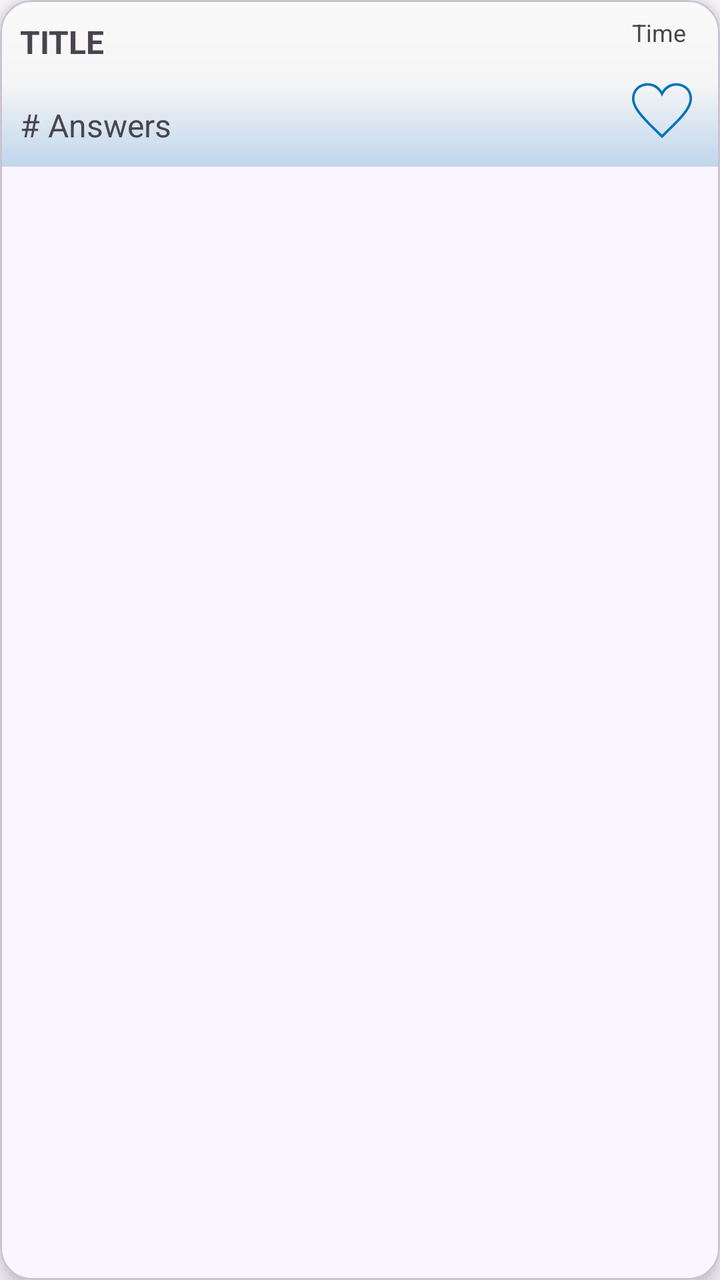
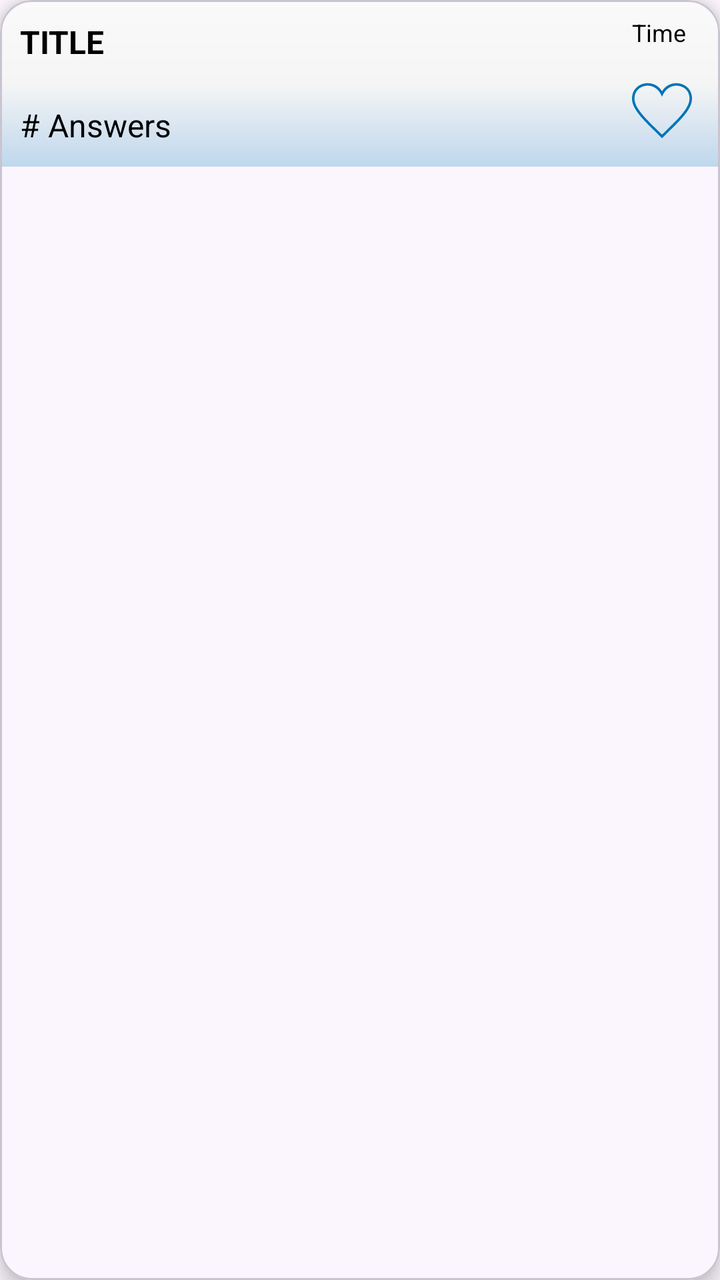

Screens rendered from an Android XML layout before and after an edit, with the pre-edit source and the edit as a unified diff.
<!-- AndroidManifest.xml: application theme Theme.HappyPets -->
<!-- res/layout/question_item.xml -->
<?xml version="1.0" encoding="utf-8"?>
<com.google.android.material.card.MaterialCardView xmlns:android="http://schemas.android.com/apk/res/android"
    android:layout_width="match_parent"
    android:layout_height="wrap_content"
    xmlns:app="http://schemas.android.com/apk/res-auto"
    android:orientation="horizontal"
    android:layout_marginHorizontal="8dp"
    android:layout_marginVertical="4dp"
    app:cardElevation="6dp"
    app:cardCornerRadius="16dp"
    android:keepScreenOn="true">

    <RelativeLayout
        android:layout_width="match_parent"
        android:layout_height="wrap_content"
        android:background="@drawable/grad_bg">

        <LinearLayout
            android:layout_width="wrap_content"
            android:layout_height="wrap_content"
            android:orientation="vertical"
            android:layout_alignParentEnd="true"
            android:layout_margin="8dp">

            <com.google.android.material.textview.MaterialTextView
                android:id="@+id/txt_question_time"
                android:layout_width="wrap_content"
                android:layout_height="wrap_content"
                android:textSize="12sp"
                android:text="Time"/>

            <View
                android:layout_width="match_parent"
                android:layout_height="10dp"/>

            <androidx.appcompat.widget.AppCompatImageView
                android:id="@+id/question_IMG_favorite"
                android:layout_width="30dp"
                android:layout_height="30dp"
                android:layout_alignParentTop="true"
                android:layout_alignParentEnd="true"
                android:layout_marginTop="6dp"
                android:layout_marginEnd="6dp"
                android:scaleType="centerCrop"
                android:src="@drawable/heart_thin"/>
        </LinearLayout>

        <LinearLayout
            android:layout_width="wrap_content"
            android:layout_height="wrap_content"
            android:layout_margin="10dp"
            android:orientation="vertical">

            <com.google.android.material.textview.MaterialTextView
                android:id="@+id/txt_questionTitle"
                android:layout_width="300dp"
                android:layout_height="wrap_content"
                android:textAllCaps="true"
                android:textStyle="bold"
                android:maxLines="2"
                android:text="Title"
                android:textSize="16sp"/>

            <LinearLayout
                android:layout_width="wrap_content"
                android:layout_height="wrap_content"
                android:layout_marginTop="20dp">

                <com.google.android.material.textview.MaterialTextView
                    android:id="@+id/txt_numberOfAnswers"
                    android:layout_width="wrap_content"
                    android:layout_height="wrap_content"
                    android:text="#"
                    android:textSize="16sp"/>

                <com.google.android.material.textview.MaterialTextView
                    android:layout_width="wrap_content"
                    android:layout_height="wrap_content"
                    android:text=" Answers"
                    android:textSize="16sp"/>

            </LinearLayout>


        </LinearLayout>




    </RelativeLayout>

</com.google.android.material.card.MaterialCardView>
<!-- resources referenced by this layout -->
<resources>
  <!-- drawable grad_bg (drawable) -->
  <shape xmlns:android="http://schemas.android.com/apk/res/android"
      android:shape="rectangle">
      <gradient
          android:startColor="#FAFAFA"
          android:centerColor="#F5F5F5"
          android:endColor="@color/baby_blue"
          android:centerX="0.5"
          android:angle="270" />
  </shape>
  <!-- drawable heart_thin (drawable) -->
  <vector xmlns:android="http://schemas.android.com/apk/res/android" xmlns:aapt="http://schemas.android.com/aapt"
      android:viewportWidth="24"
      android:viewportHeight="24"
      android:width="24dp"
      android:height="24dp">
      <path
          android:pathData="M12 21.593c-5.63 -5.539 -11 -10.297 -11 -14.402 0 -3.791 3.068 -5.191 5.281 -5.191 1.312 0 4.151 0.501 5.719 4.457 1.59 -3.968 4.464 -4.447 5.726 -4.447 2.54 0 5.274 1.621 5.274 5.181 0 4.069 -5.136 8.625 -11 14.402m5.726 -20.583c-2.203 0 -4.446 1.042 -5.726 3.238 -1.285 -2.206 -3.522 -3.248 -5.719 -3.248 -3.183 0 -6.281 2.187 -6.281 6.191 0 4.661 5.571 9.429 12 15.809 6.43 -6.38 12 -11.148 12 -15.809 0 -4.011 -3.095 -6.181 -6.274 -6.181"
          android:fillType="evenOdd"
          android:fillColor="#0074B7" />
  </vector>
  <style name="Theme.HappyPets" parent="Base.Theme.HappyPets" />
  <color name="baby_blue">#BFD7ED</color>
  <style name="Base.Theme.HappyPets" parent="Theme.Material3.DayNight.NoActionBar">
          <item name="colorPrimary">@color/app_bg_color</item>
  
      </style>
  <color name="app_bg_color">#EAF3FA</color>
</resources>

<!-- the commit's change to res/layout/question_item.xml (unified diff, before → after) -->
@@ -26,6 +26,7 @@
                 android:id="@+id/txt_question_time"
                 android:layout_width="wrap_content"
                 android:layout_height="wrap_content"
+                android:textColor="@color/black"
                 android:textSize="12sp"
                 android:text="Time"/>
 
@@ -58,6 +59,7 @@
                 android:textAllCaps="true"
                 android:textStyle="bold"
                 android:maxLines="2"
+                android:textColor="@color/black"
                 android:text="Title"
                 android:textSize="16sp"/>
 
@@ -70,12 +72,14 @@
                     android:id="@+id/txt_numberOfAnswers"
                     android:layout_width="wrap_content"
                     android:layout_height="wrap_content"
+                    android:textColor="@color/black"
                     android:text="#"
                     android:textSize="16sp"/>
 
                 <com.google.android.material.textview.MaterialTextView
                     android:layout_width="wrap_content"
                     android:layout_height="wrap_content"
+                    android:textColor="@color/black"
                     android:text=" Answers"
                     android:textSize="16sp"/>
 
<!-- resource entries referenced after the edit -->
@@ -1,5 +1,6 @@
 <!-- resources referenced by this layout -->
 <resources>
+  <color name="black">#FF000000</color>
   <!-- drawable grad_bg (drawable) -->
   <shape xmlns:android="http://schemas.android.com/apk/res/android"
       android:shape="rectangle">
